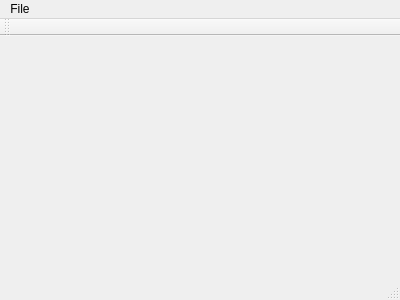
echuraev/draftsman, file mainwindow.ui: the form before one commit.
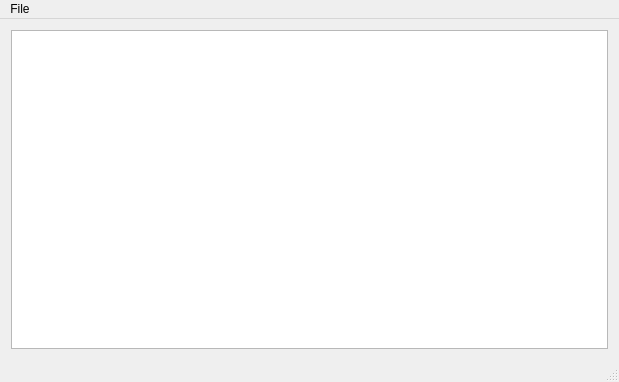
The form after the commit.

The edit to the form file:
```diff
--- a/mainwindow.ui
+++ b/mainwindow.ui
@@ -6,20 +6,26 @@
    <rect>
     <x>0</x>
     <y>0</y>
-    <width>400</width>
-    <height>300</height>
+    <width>619</width>
+    <height>382</height>
    </rect>
   </property>
   <property name="windowTitle">
    <string>MainWindow</string>
   </property>
-  <widget class="QWidget" name="centralWidget"/>
+  <widget class="QWidget" name="centralWidget">
+   <layout class="QGridLayout" name="gridLayout">
+    <item row="0" column="0">
+     <widget class="QGraphicsView" name="graphicsView"/>
+    </item>
+   </layout>
+  </widget>
   <widget class="QMenuBar" name="menuBar">
    <property name="geometry">
     <rect>
      <x>0</x>
      <y>0</y>
-     <width>400</width>
+     <width>619</width>
      <height>20</height>
     </rect>
    </property>
@@ -30,14 +36,6 @@
    </widget>
    <addaction name="menuFile"/>
   </widget>
-  <widget class="QToolBar" name="mainToolBar">
-   <attribute name="toolBarArea">
-    <enum>TopToolBarArea</enum>
-   </attribute>
-   <attribute name="toolBarBreak">
-    <bool>false</bool>
-   </attribute>
-  </widget>
   <widget class="QStatusBar" name="statusBar"/>
  </widget>
  <layoutdefault spacing="6" margin="11"/>
```
Left out of the diff: 21 changed lines with no effect on the pictures.
